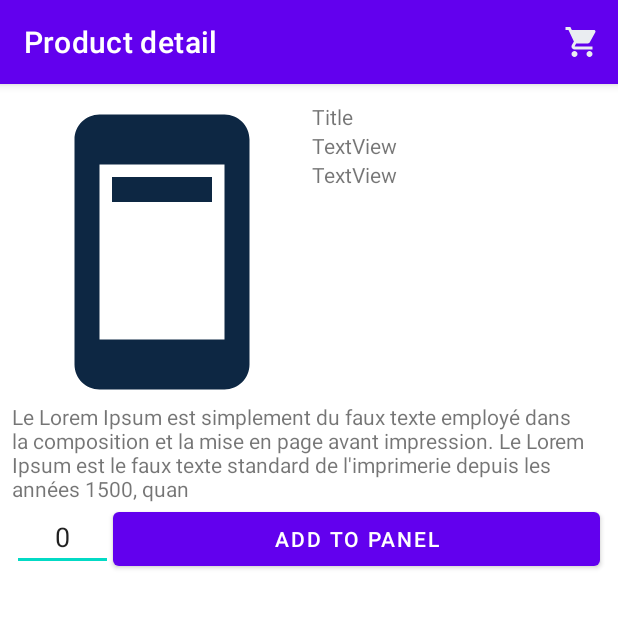
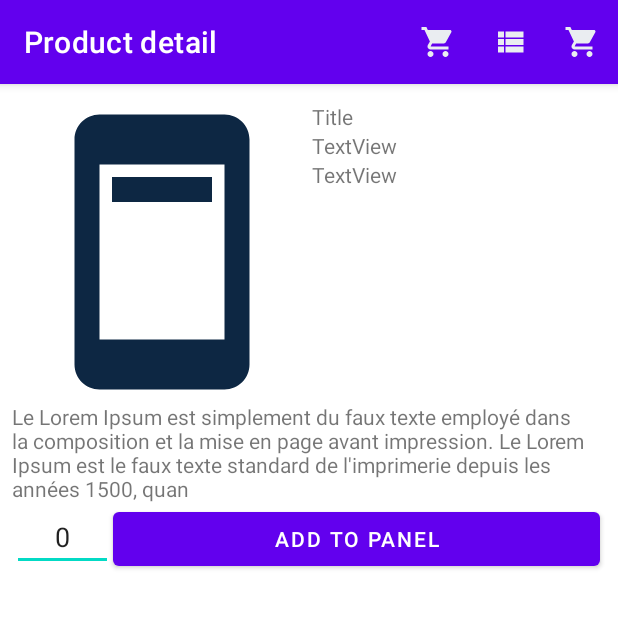
Before and after one commit to omar-ghannou/Stock-Managment, an Android app: the DetailActivity screen opened directly, with no data from a screen before it, on a phone screen of 412 x 824 dp, the top half of it. Run offline under Robolectric (Android 15) with nearby library versions, the phone set to English and light mode, and no system bars.

Commit message:
add appbar item to MainActivity.java

```diff
--- a/app/src/main/java/com/fsdm/wisd/stockmanagment/view/DetailActivity.java
+++ b/app/src/main/java/com/fsdm/wisd/stockmanagment/view/DetailActivity.java
@@ -106,6 +106,7 @@ public class DetailActivity extends AppCompatActivity implements View.OnClickLis
     //! ref https://stackoverflow.com/questions/43194243/notification-badge-on-action-item-android
     @Override
     public boolean onCreateOptionsMenu(Menu menu) {
+
         getMenuInflater().inflate(R.menu.main_menu, menu);
 
         final MenuItem menuItem = menu.findItem(R.id.action_cart);
@@ -118,6 +119,7 @@ public class DetailActivity extends AppCompatActivity implements View.OnClickLis
         actionView.setOnClickListener(new View.OnClickListener() {
             @Override
             public void onClick(View v) {
+
                 onOptionsItemSelected(menuItem);
             }
         });
--- /dev/null
+++ b/app/src/main/res/drawable/ic_command.xml
@@ -0,0 +1,5 @@
+<vector android:height="24dp" android:tint="#EAEDF1"
+    android:viewportHeight="24" android:viewportWidth="24"
+    android:width="24dp" xmlns:android="http://schemas.android.com/apk/res/android">
+    <path android:fillColor="@android:color/white" android:pathData="M4,14h4v-4L4,10v4zM4,19h4v-4L4,15v4zM4,9h4L8,5L4,5v4zM9,14h12v-4L9,10v4zM9,19h12v-4L9,15v4zM9,5v4h12L21,5L9,5z"/>
+</vector>
--- a/app/src/main/res/menu/main_menu.xml
+++ b/app/src/main/res/menu/main_menu.xml
@@ -7,6 +7,17 @@
         android:icon="@drawable/ic_action_cart"
         android:title="Cart"
         app:actionLayout="@layout/app_bar"
+        app:showAsAction="ifRoom"/>
+
+    <item
+        android:id="@+id/command"
+        android:icon="@drawable/ic_command"
+        android:title="Orders"
         app:showAsAction="always"/>
+    <item
+        android:id="@+id/panel"
+        android:icon="@drawable/ic_action_cart"
+        android:title="Panel"
+        app:showAsAction="ifRoom"/>
 
 </menu>
```
Also changed, not shown: app/src/main/java/com/fsdm/wisd/stockmanagment/view/MainActivity.java (+37 -0 lines).
